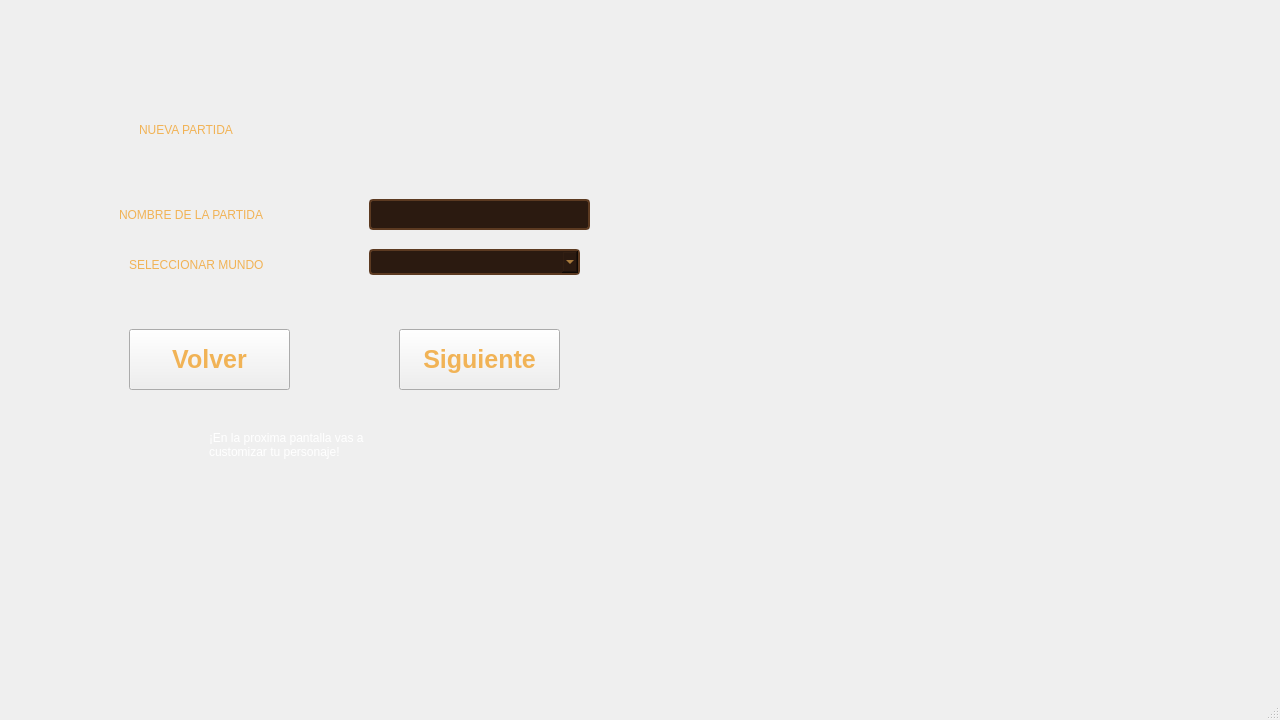
First picture: the form in client/Pantallas/pantalla.ui, repository Nahuelfranco12/TP-TALLER-DE-PROGRAMACION-G9-2C26, before the edit.
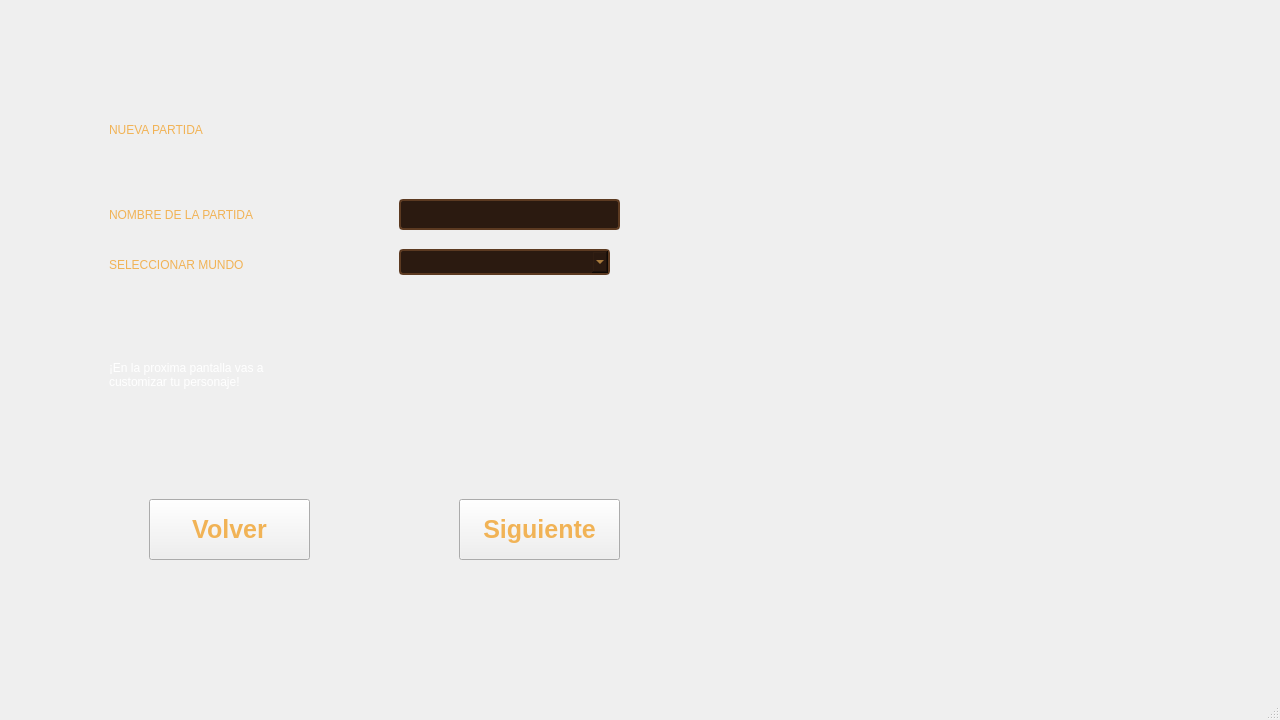
Second picture: the form after the edit. The open tabs and pages were chosen to show the change. Icons and pictures are not drawn.

Commit message: cambio fondo y adapto carteles para tener el mismo tamaño

The edit to the form file:
```diff
--- a/client/Pantallas/pantalla.ui
+++ b/client/Pantallas/pantalla.ui
@@ -671,8 +671,8 @@
          <rect>
           <x>-20</x>
           <y>-10</y>
-          <width>751</width>
-          <height>561</height>
+          <width>811</width>
+          <height>671</height>
          </rect>
         </property>
         <property name="styleSheet">
@@ -687,9 +687,9 @@
        <widget class="QLabel" name="nuevaPartida">
         <property name="geometry">
          <rect>
-          <x>130</x>
+          <x>100</x>
           <y>100</y>
-          <width>411</width>
+          <width>541</width>
           <height>41</height>
          </rect>
         </property>
@@ -704,9 +704,9 @@
        <widget class="QLabel" name="nombrePartida">
         <property name="geometry">
          <rect>
-          <x>110</x>
+          <x>100</x>
           <y>190</y>
-          <width>251</width>
+          <width>291</width>
           <height>31</height>
          </rect>
         </property>
@@ -721,7 +721,7 @@
        <widget class="QLineEdit" name="campoNOmbrePartida">
         <property name="geometry">
          <rect>
-          <x>360</x>
+          <x>390</x>
           <y>190</y>
           <width>221</width>
           <height>31</height>
@@ -746,9 +746,9 @@
        <widget class="QLabel" name="seleccionMundo">
         <property name="geometry">
          <rect>
-          <x>120</x>
+          <x>100</x>
           <y>240</y>
-          <width>211</width>
+          <width>291</width>
           <height>31</height>
          </rect>
         </property>
@@ -763,7 +763,7 @@
        <widget class="QComboBox" name="desplegableMundo">
         <property name="geometry">
          <rect>
-          <x>360</x>
+          <x>390</x>
           <y>240</y>
           <width>211</width>
           <height>26</height>
@@ -788,8 +788,8 @@
        <widget class="QPushButton" name="botVolver">
         <property name="geometry">
          <rect>
-          <x>120</x>
-          <y>320</y>
+          <x>140</x>
+          <y>490</y>
           <width>161</width>
           <height>61</height>
          </rect>
@@ -814,8 +814,8 @@
        <widget class="QPushButton" name="botSiguiente">
         <property name="geometry">
          <rect>
-          <x>390</x>
-          <y>320</y>
+          <x>450</x>
+          <y>490</y>
           <width>161</width>
           <height>61</height>
          </rect>
@@ -840,9 +840,9 @@
        <widget class="QLabel" name="textoCustomizarNuevaPartida">
         <property name="geometry">
          <rect>
-          <x>200</x>
-          <y>400</y>
-          <width>551</width>
+          <x>100</x>
+          <y>330</y>
+          <width>541</width>
           <height>71</height>
          </rect>
         </property>
```
Left out of the diff: 73 changed lines with no effect on the pictures. The commit also changes 2 other files.
